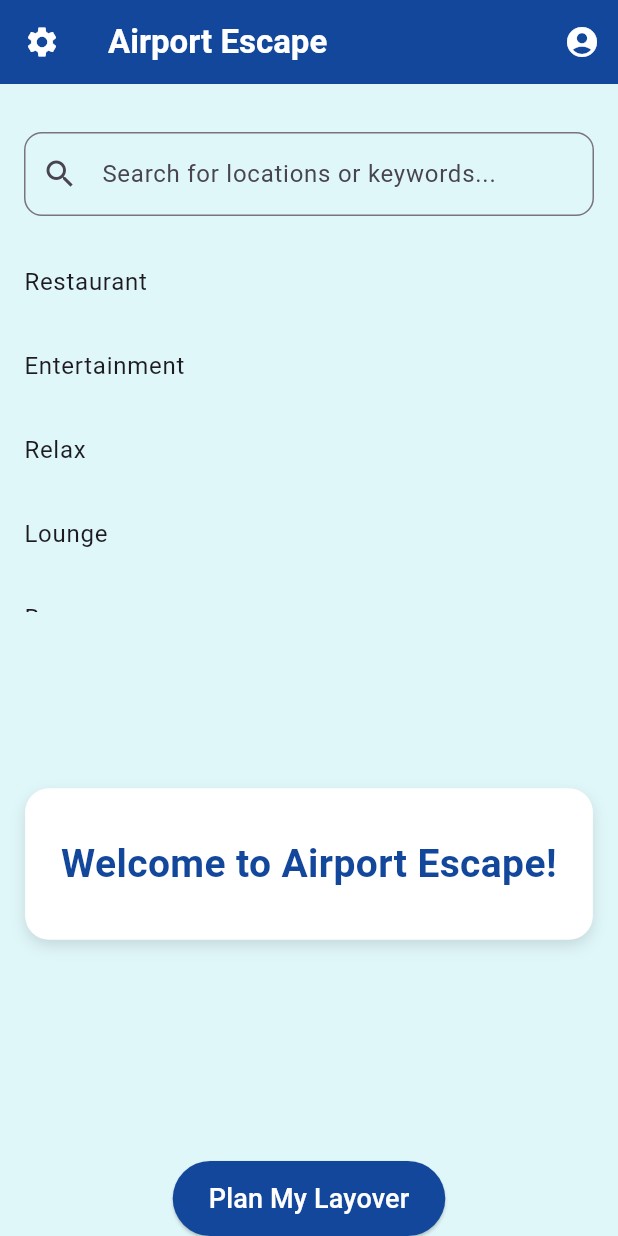
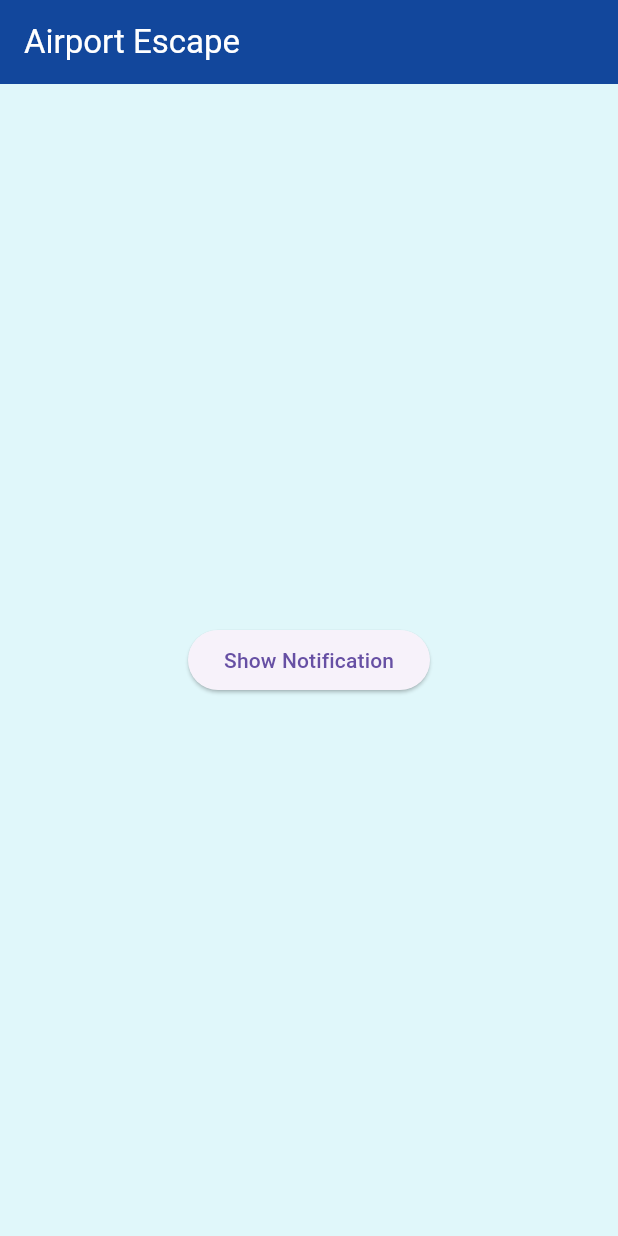
Before and after one commit to lenarduzziadam/AirportEscapeCapstoneFall25Group, a Flutter app: the screen it shows after launch, on a phone screen of 412 x 824 dp. Run offline on Flutter 3.47's test engine with Material 3 defaults, Android fonts, the phone set to English and light mode, and no system bars; our stand-ins replace flutter_local_notifications, google_maps_flutter; accounts and stored records are empty.

Commit message:
First draft of notifications

```diff
--- a/airport_escape/lib/main.dart
+++ b/airport_escape/lib/main.dart
@@ -2,19 +2,28 @@
 import 'package:flutter/material.dart';
 // Import main landing page and widgets
 import 'landing_page.dart';
+// Import the notification service (Step 3)
+import 'notification_service.dart';
 
 // App-wide color constants
 const kPrimaryColor = Color.fromARGB(255, 18, 71, 156);
 const kBackgroundColor = Color(0xFFE0F7FA);
 
-// Main function: launches the app
-void main() {
-  runApp(const MyApp());
+void main() async {
+  WidgetsFlutterBinding.ensureInitialized();
+
+  // Step 4: Initialize notifications
+  final notificationService = NotificationService();
+  await notificationService.initNotifications();
+
+  runApp(MyApp(notificationService: notificationService));
 }
 
 // Root widget: sets up MaterialApp and theme
 class MyApp extends StatelessWidget {
-  const MyApp({super.key});
+  final NotificationService notificationService;
+
+  const MyApp({super.key, required this.notificationService});
 
   @override
   Widget build(BuildContext context) {
@@ -29,7 +38,33 @@ class MyApp extends StatelessWidget {
           foregroundColor: Colors.white,
         ),
       ),
-      home: const MyHomePage(), // 👈 Keep the original landing page
+      home: MyHomePage(notificationService: notificationService), // 👈 modified
     );
   }
 }
+
+// Step 5: Example widget that uses notifications
+class MyHomePage extends StatelessWidget {
+  final NotificationService notificationService;
+
+  const MyHomePage({super.key, required this.notificationService});
+
+  @override
+  Widget build(BuildContext context) {
+    return Scaffold(
+      appBar: AppBar(title: const Text("Airport Escape")),
+      body: Center(
+        child: ElevatedButton(
+          onPressed: () {
+            notificationService.showNotification(
+              id: 0,
+              title: "Welcome!",
+              body: "This is a local notification 🚀",
+            );
+          },
+          child: const Text("Show Notification"),
+        ),
+      ),
+    );
+  }
+}
--- a/airport_escape/pubspec.yaml
+++ b/airport_escape/pubspec.yaml
@@ -30,6 +30,7 @@ environment:
 dependencies:
   flutter:
     sdk: flutter
+  flutter_local_notifications: ^17.2.1
 
   # The following adds the Cupertino Icons font to your application.
   # Use with the CupertinoIcons class for iOS style icons.
```
Also changed, not shown: airport_escape/lib/notification_service.dart (added, +35 -0 lines), airport_escape/pubspec.lock, 1 other file.
